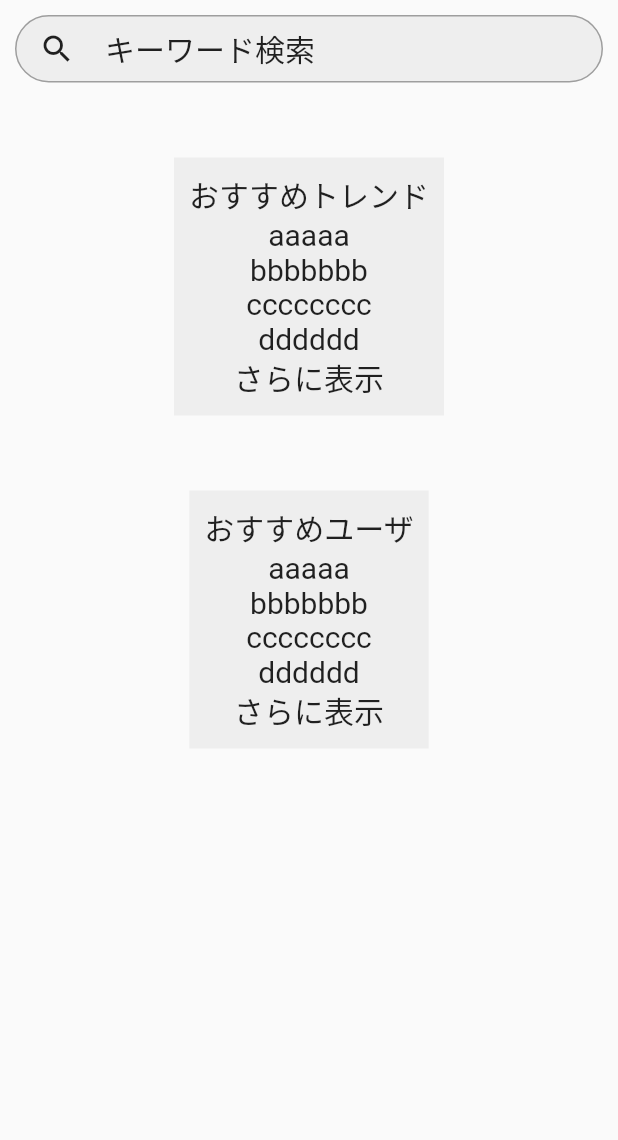
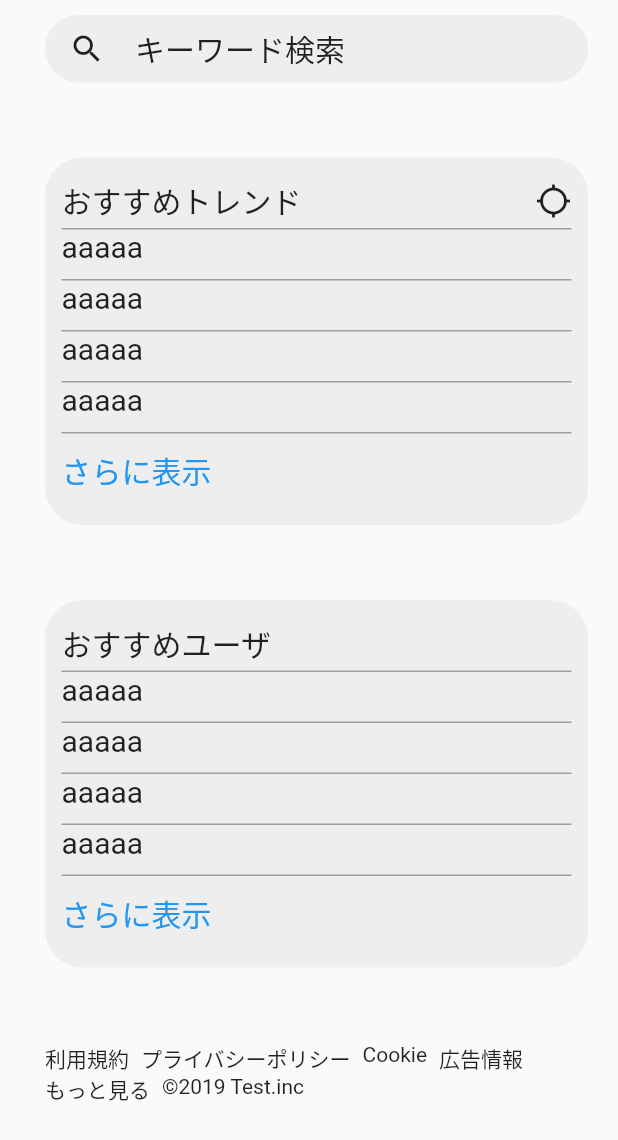
Before and after one commit to sakiyamaK/flutter_web_twitter_layout, a Flutter app: the TwitterRightWidget widget shown alone on an empty page, opened directly, on a phone screen of 412 x 824 dp. Shown: the top 1140 px of the screen. Run offline on Flutter 3.47's test engine with Material 2 defaults, Android fonts, the phone set to English and light mode, and no system bars.

Commit message:
少し似せた

```diff
--- a/lib/layout/twitter_right_widget.dart
+++ b/lib/layout/twitter_right_widget.dart
@@ -11,13 +11,14 @@ class _TwitterRightWidgetState extends State<TwitterRightWidget> {
   Widget build(BuildContext context) {
     var textStyle = TextStyle(
       fontSize: 20.0,
+      color: Colors.grey[250],
     );
 
     var searchBar = Container(
         height: 45,
         decoration: BoxDecoration(
           color: Colors.grey[200],
-          border: Border.all(color: Colors.grey),
+          border: Border.all(color: Colors.grey[200]),
           borderRadius: BorderRadius.circular(25),
         ),
         child: Container(
@@ -36,82 +37,188 @@ class _TwitterRightWidgetState extends State<TwitterRightWidget> {
           ),
         ));
 
+    var border = Container(
+      height: 1,
+      color: Colors.grey,
+    );
+
+    var recomendTrendBox = Container(
+      padding: EdgeInsets.all(10),
+      decoration: BoxDecoration(
+        color: Colors.grey[200],
+        border: Border.all(color: Colors.grey[200]),
+        borderRadius: BorderRadius.circular(25),
+      ),
+      child: Column(
+        crossAxisAlignment: CrossAxisAlignment.start,
+        children: [
+          Container(
+            padding: EdgeInsets.symmetric(vertical: 3),
+            child: Row(
+              children: [
+                Expanded(
+                  child: Text(
+                    "おすすめトレンド",
+                    style: textStyle,
+                  ),
+                ),
+                Icon(Icons.gps_not_fixed)
+              ],
+            ),
+          ),
+          border,
+          Container(
+            padding: EdgeInsets.only(bottom: 10),
+            child: Text(
+              "aaaaa",
+              style: textStyle,
+            ),
+          ),
+          border,
+          Container(
+            padding: EdgeInsets.only(bottom: 10),
+            child: Text(
+              "aaaaa",
+              style: textStyle,
+            ),
+          ),
+          border,
+          Container(
+            padding: EdgeInsets.only(bottom: 10),
+            child: Text(
+              "aaaaa",
+              style: textStyle,
+            ),
+          ),
+          border,
+          Container(
+            padding: EdgeInsets.only(bottom: 10),
+            child: Text(
+              "aaaaa",
+              style: textStyle,
+            ),
+          ),
+          border,
+          Container(
+            padding: EdgeInsets.symmetric(vertical: 10),
+            child: Text(
+              "さらに表示",
+              style: TextStyle(
+                fontSize: 20.0,
+                color: Colors.blue,
+              ),
+            ),
+          ),
+        ],
+      ),
+    );
+
+    var chips = Row(
+      mainAxisAlignment: MainAxisAlignment.start,
+      crossAxisAlignment: CrossAxisAlignment.start,
+      children: [
+        Expanded(
+          child: Wrap(
+            alignment: WrapAlignment.start,
+            spacing: 8.0,
+            runSpacing: 0.0,
+            direction: Axis.horizontal,
+            children: [
+              Text("利用規約"),
+              Text("プライバシーポリシー"),
+              Text("Cookie"),
+              Text("広告情報"),
+              Text("もっと見る"),
+              Text("©︎2019 Test.inc"),
+            ],
+          ),
+        ),
+      ],
+    );
+
+    var recomendUserBox = Container(
+      padding: EdgeInsets.all(10),
+      decoration: BoxDecoration(
+        color: Colors.grey[200],
+        border: Border.all(color: Colors.grey[200]),
+        borderRadius: BorderRadius.circular(25),
+      ),
+      child: Column(
+        crossAxisAlignment: CrossAxisAlignment.start,
+        children: [
+          Container(
+            padding: EdgeInsets.symmetric(vertical: 3),
+            child: Text(
+              "おすすめユーザ",
+              style: textStyle,
+            ),
+          ),
+          border,
+          Container(
+            padding: EdgeInsets.only(bottom: 10),
+            child: Text(
+              "aaaaa",
+              style: textStyle,
+            ),
+          ),
+          border,
+          Container(
+            padding: EdgeInsets.only(bottom: 10),
+            child: Text(
+              "aaaaa",
+              style: textStyle,
+            ),
+          ),
+          border,
+          Container(
+            padding: EdgeInsets.only(bottom: 10),
+            child: Text(
+              "aaaaa",
+              style: textStyle,
+            ),
+          ),
+          border,
+          Container(
+            padding: EdgeInsets.only(bottom: 10),
+            child: Text(
+              "aaaaa",
+              style: textStyle,
+            ),
+          ),
+          border,
+          Container(
+            padding: EdgeInsets.symmetric(vertical: 10),
+            child: Text(
+              "さらに表示",
+              style: TextStyle(
+                fontSize: 20.0,
+                color: Colors.blue,
+              ),
+            ),
+          ),
+        ],
+      ),
+    );
+
     return Container(
-        padding: EdgeInsets.all(10),
+      padding: EdgeInsets.fromLTRB(30, 10, 20, 10),
       child: Column(
         children: [
           searchBar,
           Container(
             height: 50,
           ),
-            Container(
-              color: Colors.grey[200],
-              padding: EdgeInsets.all(10),
-              child: Column(
-                children: [
-                  Text(
-                    "おすすめトレンド",
-                    style: textStyle,
-                  ),
-                  Text(
-                    "aaaaa",
-                    style: textStyle,
-                  ),
-                  Text(
-                    "bbbbbbb",
-                    style: textStyle,
-                  ),
-                  Text(
-                    "cccccccc",
-                    style: textStyle,
-                  ),
-                  Text(
-                    "dddddd",
-                    style: textStyle,
-                  ),
-                  Text(
-                    "さらに表示",
-                    style: textStyle,
-                  ),
-                ],
-              ),
-            ),
+          recomendTrendBox,
           Container(
             height: 50,
           ),
+          recomendUserBox,
           Container(
-              color: Colors.grey[200],
-              padding: EdgeInsets.all(10),
-              child: Column(
-                children: [
-                  Text(
-                    "おすすめユーザ",
-                    style: textStyle,
+            height: 50,
           ),
-                  Text(
-                    "aaaaa",
-                    style: textStyle,
-                  ),
-                  Text(
-                    "bbbbbbb",
-                    style: textStyle,
-                  ),
-                  Text(
-                    "cccccccc",
-                    style: textStyle,
-                  ),
-                  Text(
-                    "dddddd",
-                    style: textStyle,
-                  ),
-                  Text(
-                    "さらに表示",
-                    style: textStyle,
-                  ),
+          chips
         ],
       ),
-            ),
-          ],
-        ));
+    );
   }
 }
```
Also changed, not shown: lib/layout/tiwtter_main_widget.dart (+16 -6 lines), lib/layout/twitter_left_widget.dart (+53 -11 lines). Lines whose indentation alone changed are shown as unchanged.
